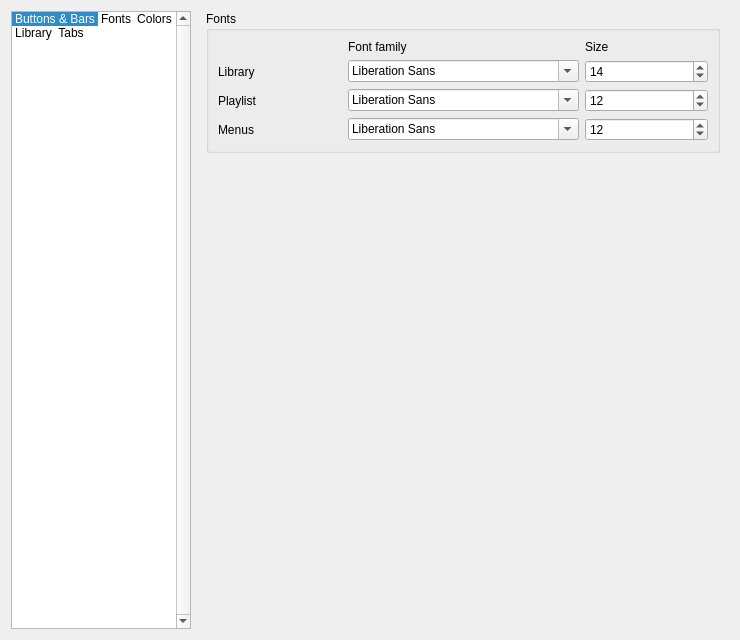
Old version of the form src/Player/customizetheme.ui in the repository MBach/Miam-Player.
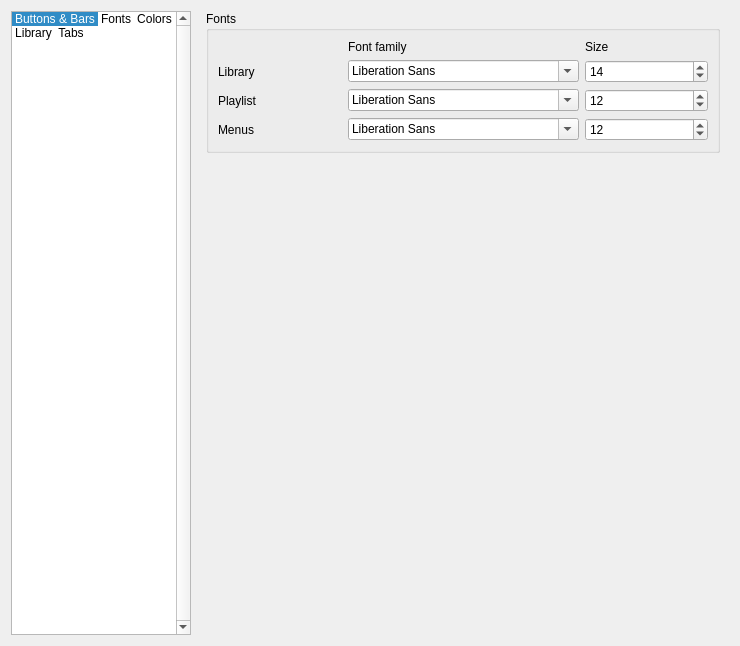
New version of the form. The open tabs and pages were chosen to show the change. Icons and pictures are not drawn. Custom widgets are drawn as their Qt base class.

Diff of the .ui file:
```diff
--- a/src/Player/customizetheme.ui
+++ b/src/Player/customizetheme.ui
@@ -7,7 +7,7 @@
     <x>0</x>
     <y>0</y>
     <width>740</width>
-    <height>640</height>
+    <height>646</height>
    </rect>
   </property>
   <property name="windowTitle">
```
Left out of the diff: 18 changed lines with no effect on the pictures.
